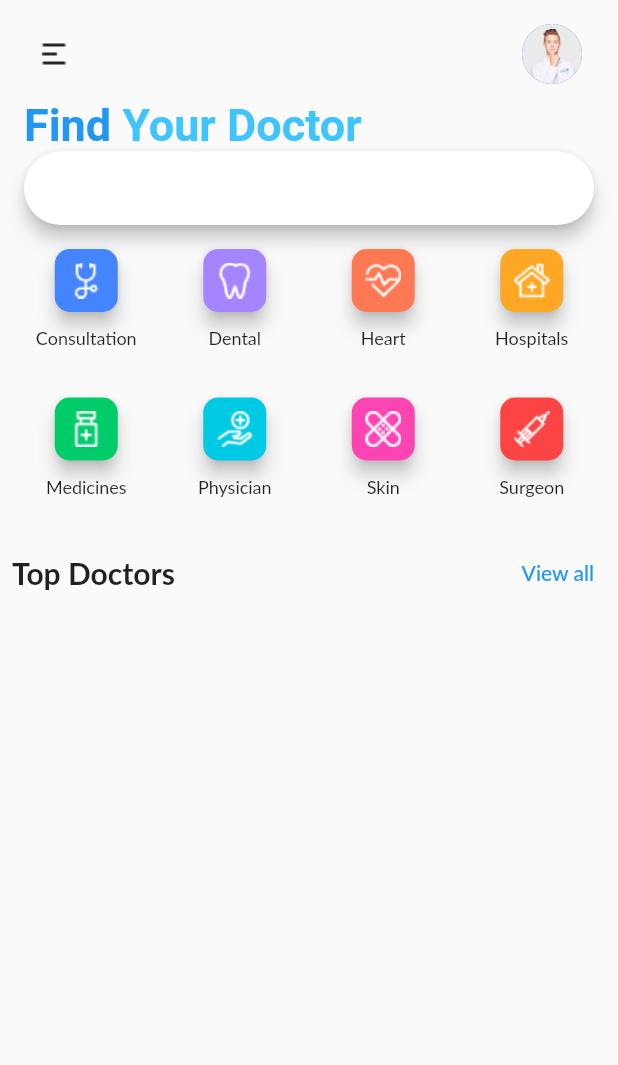
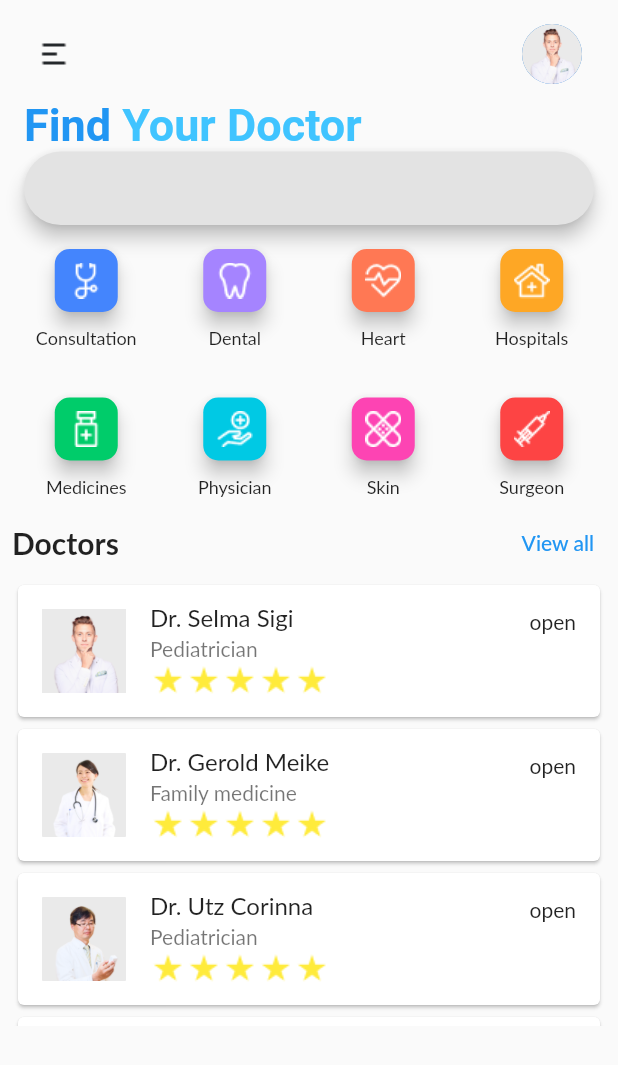
Before and after one commit to gjake122221/doctor_app, a Flutter app: the screen it shows after launch, on a phone screen of 412 x 824 dp. Shown: the top 1065 px of the screen. Run offline on Flutter 3.47's test engine with Material 2 defaults, Android fonts, the phone set to English and light mode, and no system bars; drawn by our look-alikes of flutter_animate; Roboto replaces fonts that are missing (Lato).

Commit message:
add 2 new dart file for layouts and edit data list

```diff
--- a/lib/data/data_list.dart
+++ b/lib/data/data_list.dart
@@ -1,5 +1,3 @@
-import 'package:flutter/material.dart';
-
 var doctors = [
   {
     'name': 'Selma Sigi',
@@ -78,11 +76,11 @@ var btnicons = [
   },
 ];
 
-var othericons = [
-  {'Icons_Artboard': Image.asset('assets/icons/Icons_Artboard.png')},
-  {'Icons_Back': Image.asset('assets/icons/Icons_Back.png')},
-  {'Icons_Comment': Image.asset('assets/icons/Icons_Comment.png')},
-  {'Icons_Menu_Burger': Image.asset('assets/icons/Icons_Menu_Burger.png')},
-  {'Icons_Star': Image.asset('assets/icons/Icons_Star.png')},
-  {'Search': Image.asset('assets/icons/Search.png')},
-];
+var othericons = {
+  'Icons_Artboard': 'assets/icons/Icons_Artboard.png',
+  'Icons_Back': 'assets/icons/Icons_Back.png',
+  'Icons_Comment': 'assets/icons/Icons_Comment.png',
+  'Icons_Menu_Burger': 'assets/icons/Icons_Menu_Burger.png',
+  'Icons_Star': 'assets/icons/Icons_Star.png',
+  'Search': 'assets/icons/Search.png',
+};
--- /dev/null
+++ b/lib/page_layouts/doctor_cards.dart
@@ -0,0 +1,41 @@
+import 'package:flutter/material.dart';
+
+import '../data/data_list.dart';
+
+class DoctorCards extends StatelessWidget {
+  DoctorCards(this.doctorObject, this.ndx, this.otherIcons);
+  final List<Map<String, String>> doctorObject;
+  final int ndx;
+  final Map otherIcons;
+
+  @override
+  Widget build(BuildContext context) {
+    return Card(
+      child: ListTile(
+        leading: Image.asset(doctorObject[ndx]['img'].toString()),
+        title: Text('Dr. ${doctorObject[ndx]['name']}'),
+        subtitle: Column(
+          crossAxisAlignment: CrossAxisAlignment.start,
+          children: [
+            Text(doctorObject[ndx]['doc'].toString()),
+            Row(
+              children: [
+                Image.asset(otherIcons['Icons_Star'], color: Colors.yellow),
+                Image.asset(otherIcons['Icons_Star'], color: Colors.yellow),
+                Image.asset(otherIcons['Icons_Star'], color: Colors.yellow),
+                Image.asset(otherIcons['Icons_Star'], color: Colors.yellow),
+                Image.asset(otherIcons['Icons_Star'], color: Colors.yellow),
+              ],
+            )
+          ],
+        ),
+        isThreeLine: true,
+        trailing: Text('open'),
+        onTap: () => '',
+      ),
+    );
+  }
+}
+
+var doctorCards =
+    List.generate(4, (index) => DoctorCards(doctors, index, othericons));
--- /dev/null
+++ b/lib/page_layouts/icon_buttons.dart
@@ -0,0 +1,56 @@
+import 'package:flutter/material.dart';
+
+import '../data/data_list.dart';
+
+class PageIconButtons extends StatelessWidget {
+  PageIconButtons(this.iconObjects, this.ndx);
+  final List<Map<String, String>> iconObjects;
+  final int ndx;
+
+  @override
+  Widget build(BuildContext context) {
+    return SizedBox(
+      child: Center(
+        child: Padding(
+          padding: const EdgeInsets.all(4.0),
+          child: Column(
+            children: [
+              SizedBox(
+                width: 50,
+                height: 50,
+                child: Card(
+                  elevation: 5,
+                  shape: RoundedRectangleBorder(
+                    borderRadius: BorderRadius.circular(10.0),
+                  ),
+                  color: Color(int.parse(iconObjects[ndx]['color'].toString())),
+                  child: IconButton(
+                    icon: Image.asset(
+                      iconObjects[ndx]['img'].toString(),
+                      color: Colors.white,
+                    ),
+                    onPressed: () => '',
+                  ),
+                ),
+              ),
+              Padding(
+                padding: EdgeInsets.only(top: 6.0),
+                child: Text(
+                  iconObjects[ndx]['title'].toString(),
+                  style: TextStyle(
+                    fontSize: 12,
+                  ),
+                ),
+              ),
+            ],
+          ),
+        ),
+      ),
+    );
+  }
+}
+
+var pageIconButtons = List.generate(
+  8,
+  (index) => PageIconButtons(btnicons, index),
+);
--- a/lib/pages/home_page.dart
+++ b/lib/pages/home_page.dart
@@ -1,7 +1,8 @@
 import 'package:flutter/material.dart';
 import 'package:flutter_animate/flutter_animate.dart';
 
-import '../data/data_list.dart';
+import '../page_layouts/doctor_cards.dart';
+import '../page_layouts/icon_buttons.dart';
 
 class HomePage extends StatelessWidget {
   @override
@@ -9,7 +10,6 @@ class HomePage extends StatelessWidget {
     var widthof = MediaQuery.of(context).size.width;
     return Scaffold(
       body: SafeArea(
-        top: true,
         child: Padding(
           padding: const EdgeInsets.all(8.0),
           child: Column(
@@ -20,7 +20,8 @@ class HomePage extends StatelessWidget {
                 child: ListTile(
                   leading: Image.asset('assets/icons/Icons_Menu_Burger.png'),
                   trailing: CircleAvatar(
-                      backgroundImage: AssetImage('assets/image/Group_22.png')),
+                    backgroundImage: AssetImage('assets/image/Group_22.png'),
+                  ),
                 ),
               ).animate().fade(delay: 200.ms).slideX(),
               SizedBox(
@@ -50,8 +51,12 @@ class HomePage extends StatelessWidget {
                       SizedBox(
                         width: widthof,
                         height: 49,
-                        child:
-                            SearchBar(elevation: MaterialStatePropertyAll(5.0)),
+                        child: SearchBar(
+                          elevation: MaterialStatePropertyAll(5.0),
+                          backgroundColor: MaterialStatePropertyAll(
+                            Color(0xFFe3e3e3),
+                          ),
+                        ),
                       ),
                     ],
                   ),
@@ -59,23 +64,23 @@ class HomePage extends StatelessWidget {
               ).animate().fade(delay: 400.ms).slideX(),
               SizedBox(
                 width: widthof,
-                height: 200,
+                height: 180,
                 child: GridView.count(
                   primary: false,
                   crossAxisCount: 4,
-                  children: gridChildren,
+                  children: pageIconButtons,
                 ),
               ).animate().fade(delay: 600.ms).slideX(),
               SizedBox(
                 width: widthof,
-                height: 326,
+                height: 346,
                 child: Column(
                   children: [
                     Row(
                       mainAxisAlignment: MainAxisAlignment.spaceBetween,
                       children: [
                         Text(
-                          'Top Doctors',
+                          'Doctors',
                           style: TextStyle(
                             fontWeight: FontWeight.bold,
                             fontSize: 20,
@@ -87,6 +92,12 @@ class HomePage extends StatelessWidget {
                         ),
                       ],
                     ),
+                    Expanded(
+                      child: ListView(
+                        scrollDirection: Axis.vertical,
+                        children: doctorCards,
+                      ),
+                    ),
                   ],
                 ),
               ).animate().fade(delay: 800.ms).slideX(),
@@ -97,43 +108,3 @@ class HomePage extends StatelessWidget {
     );
   }
 }
-
-var gridChildren = List.generate(
-  8,
-  (index) => SizedBox(
-    child: Center(
-      child: Padding(
-        padding: const EdgeInsets.all(4.0),
-        child: Column(children: [
-          SizedBox(
-            width: 50,
-            height: 50,
-            child: Card(
-              elevation: 5,
-              shape: RoundedRectangleBorder(
-                borderRadius: BorderRadius.circular(10.0),
-              ),
-              color: Color(int.parse(btnicons[index]['color'].toString())),
-              child: IconButton(
-                icon: Image.asset(
-                  btnicons[index]['img'].toString(),
-                  color: Colors.white,
-                ),
-                onPressed: () => 'hello',
-              ),
-            ),
-          ),
-          Padding(
-            padding: EdgeInsets.only(top: 6.0),
-            child: Text(
-              btnicons[index]['title'].toString(),
-              style: TextStyle(
-                fontSize: 12,
-              ),
-            ),
-          ),
-        ]),
-      ),
-    ),
-  ),
-);
```
